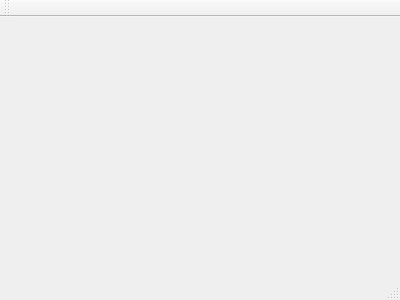
Above: mainwindow.ui from jjzhang166/QT_ArcGis_OpenGL before the change. Below: the same form after it.
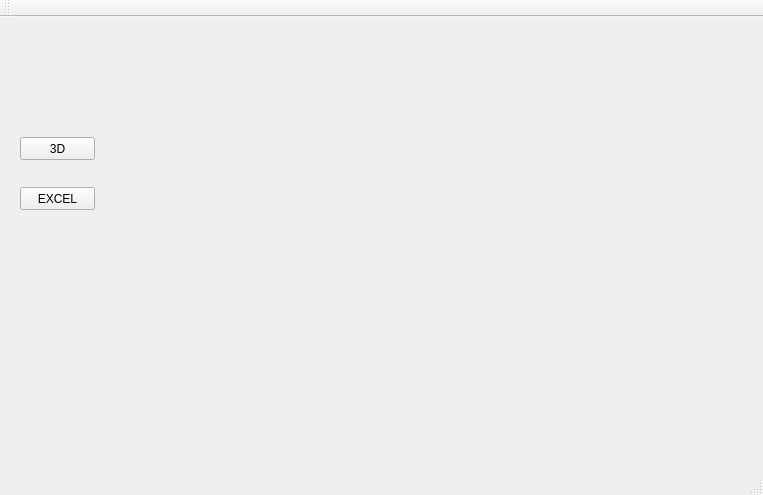
That is the form after the change.

Commit message: 增加excel和opengl的窗口切换测试

Diff of the .ui file:
```diff
--- a/mainwindow.ui
+++ b/mainwindow.ui
@@ -1,24 +1,66 @@
 <ui version="4.0">
  <class>MainWindow</class>
- <widget class="QMainWindow" name="MainWindow" >
-  <property name="geometry" >
+ <widget class="QMainWindow" name="MainWindow">
+  <property name="geometry">
    <rect>
     <x>0</x>
     <y>0</y>
-    <width>400</width>
-    <height>300</height>
+    <width>763</width>
+    <height>495</height>
    </rect>
   </property>
   <property name="windowTitle" >
    <string>MainWindow</string>
   </property>
-  <widget class="QMenuBar" name="menuBar" />
-  <widget class="QToolBar" name="mainToolBar" />
-  <widget class="QWidget" name="centralWidget" />
-  <widget class="QStatusBar" name="statusBar" />
+  <widget class="QWidget" name="centralWidget">
+   <widget class="QPushButton" name="pushButton">
+    <property name="geometry">
+     <rect>
+      <x>20</x>
+      <y>120</y>
+      <width>75</width>
+      <height>23</height>
+     </rect>
+    </property>
+    <property name="text">
+     <string>3D</string>
+    </property>
+   </widget>
+   <widget class="QPushButton" name="pushButton_2">
+    <property name="geometry">
+     <rect>
+      <x>20</x>
+      <y>170</y>
+      <width>75</width>
+      <height>23</height>
+     </rect>
+    </property>
+    <property name="text">
+     <string>EXCEL</string>
+    </property>
+   </widget>
+  </widget>
+  <widget class="QMenuBar" name="menuBar">
+   <property name="geometry">
+    <rect>
+     <x>0</x>
+     <y>0</y>
+     <width>763</width>
+     <height>23</height>
+    </rect>
+   </property>
+  </widget>
+  <widget class="QToolBar" name="mainToolBar">
+   <attribute name="toolBarArea">
+    <enum>TopToolBarArea</enum>
+   </attribute>
+   <attribute name="toolBarBreak">
+    <bool>false</bool>
+   </attribute>
+  </widget>
+  <widget class="QStatusBar" name="statusBar"/>
  </widget>
- <layoutDefault spacing="6" margin="11" />
- <pixmapfunction></pixmapfunction>
+ <layoutdefault spacing="6" margin="11"/>
  <resources/>
  <connections/>
 </ui>
```
Left out of the diff: 3 changed lines with no effect on the pictures. The commit also changes 13 other files.
